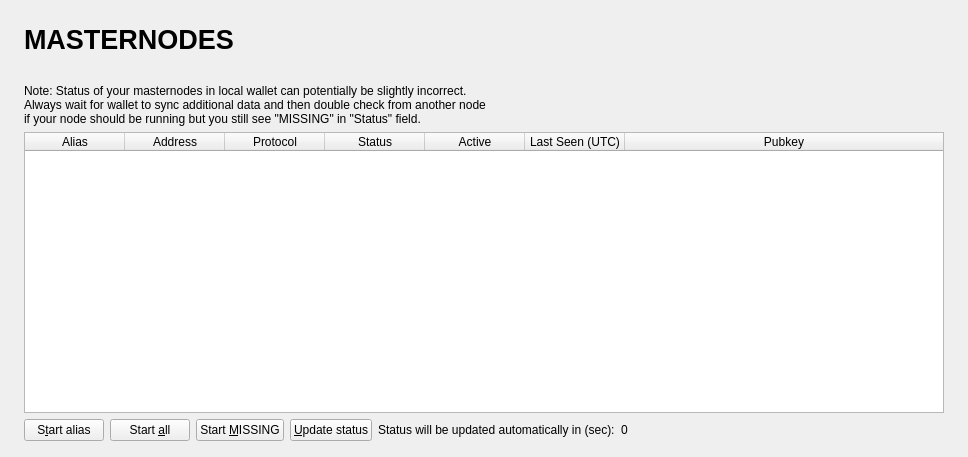
The window that src/qt/forms/masternodelist.ui (Fydcoin/FYDCoin) describes before a commit, drawn with Qt 5.
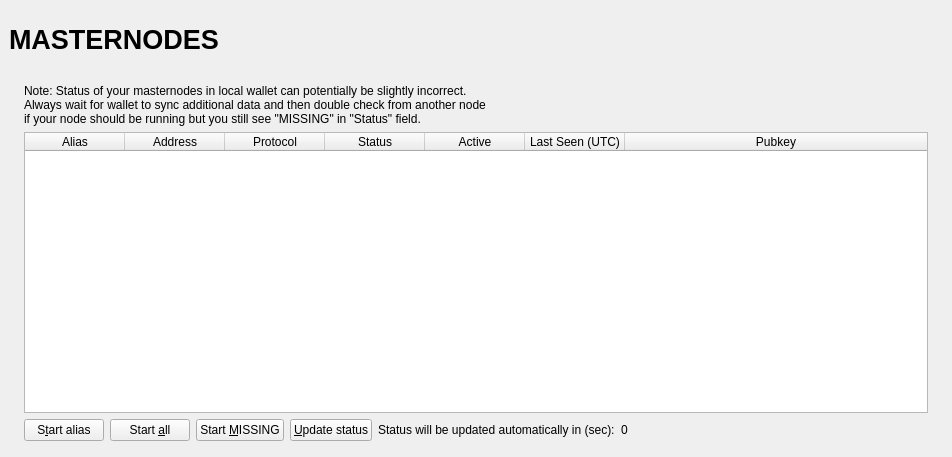
The same window after the commit.

```diff
--- a/src/qt/forms/masternodelist.ui
+++ b/src/qt/forms/masternodelist.ui
@@ -6,7 +6,7 @@
    <rect>
     <x>0</x>
     <y>0</y>
-    <width>968</width>
+    <width>723</width>
     <height>457</height>
    </rect>
   </property>
@@ -70,7 +70,7 @@
              </font>
             </property>
             <property name="text">
-             <string>  MASTERNODES</string>
+             <string>MASTERNODES</string>
             </property>
            </widget>
           </item>
@@ -197,15 +197,6 @@
                        </color>
                       </brush>
                      </colorrole>
-                     <colorrole role="PlaceholderText">
-                      <brush brushstyle="NoBrush">
-                       <color alpha="128">
-                        <red>51</red>
-                        <green>51</green>
-                        <blue>51</blue>
-                       </color>
-                      </brush>
-                     </colorrole>
                     </active>
                     <inactive>
                      <colorrole role="Text">
@@ -217,15 +208,6 @@
                        </color>
                       </brush>
                      </colorrole>
-                     <colorrole role="PlaceholderText">
-                      <brush brushstyle="NoBrush">
-                       <color alpha="128">
-                        <red>51</red>
-                        <green>51</green>
-                        <blue>51</blue>
-                       </color>
-                      </brush>
-                     </colorrole>
                     </inactive>
                     <disabled>
                      <colorrole role="Text">
@@ -237,15 +219,6 @@
                        </color>
                       </brush>
                      </colorrole>
-                     <colorrole role="PlaceholderText">
-                      <brush brushstyle="NoBrush">
-                       <color alpha="128">
-                        <red>51</red>
-                        <green>51</green>
-                        <blue>51</blue>
-                       </color>
-                      </brush>
-                     </colorrole>
                     </disabled>
                    </palette>
                   </property>
```
